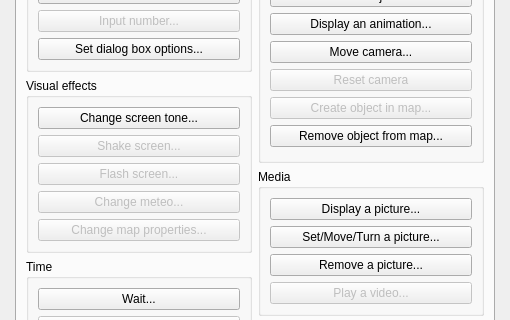
Qt form Editor/Dialogs/dialogcommands.ui (RPG-Paper-Maker/RPG-Paper-Maker) before a commit; both pictures show x 0 to 510 and y 120 to 440 of the 510 by 600 pixel window.
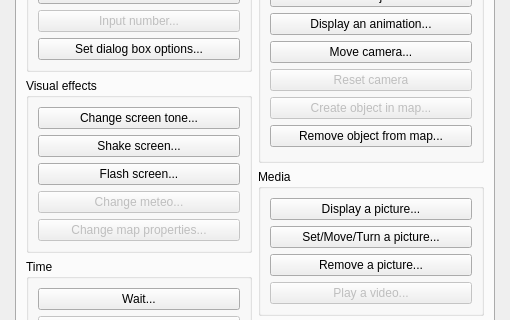
The same form after that commit.

Diff of the .ui file:
```diff
--- a/Editor/Dialogs/dialogcommands.ui
+++ b/Editor/Dialogs/dialogcommands.ui
@@ -189,7 +189,7 @@
               <item>
                <widget class="QPushButton" name="pushButtonShakeScreen">
                 <property name="enabled">
-                 <bool>false</bool>
+                 <bool>true</bool>
                 </property>
                 <property name="text">
                  <string>Shake screen...</string>
@@ -199,7 +199,7 @@
               <item>
                <widget class="QPushButton" name="pushButtonFlashScreen">
                 <property name="enabled">
-                 <bool>false</bool>
+                 <bool>true</bool>
                 </property>
                 <property name="text">
                  <string>Flash screen...</string>
```
